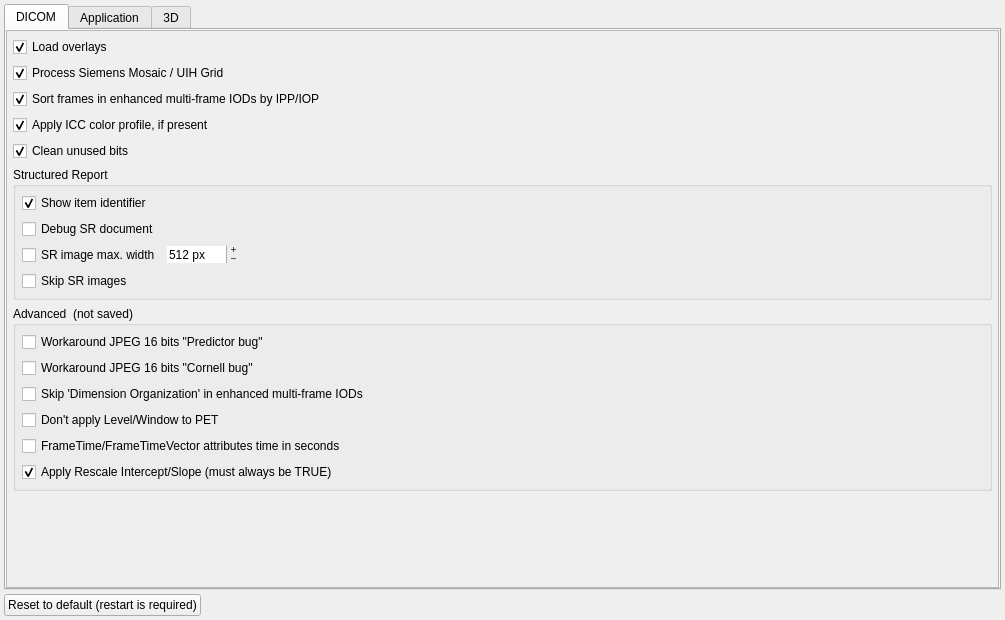
This is GUI/settingswidget.ui in AlizaMedicalImaging/AlizaMS as Qt 5 draws it before an edit. The edited form follows.
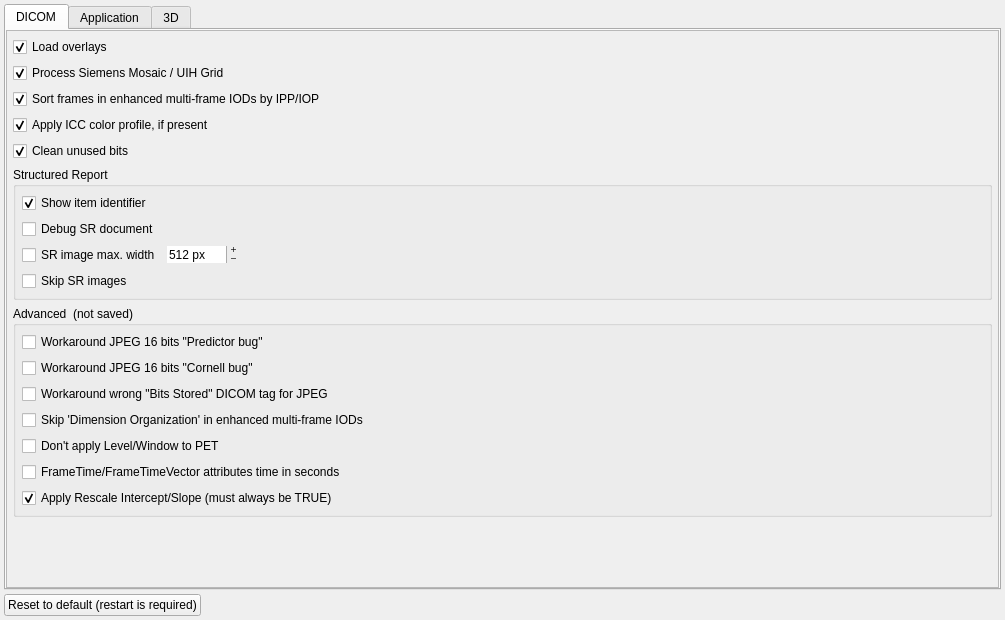
This is the edited form.

Commit message:
Option (s. Settings) to fix wrong Bits Stored for JPEG
encapsulated DICOM files.

```diff
--- a/GUI/settingswidget.ui
+++ b/GUI/settingswidget.ui
@@ -43,8 +43,8 @@
            <rect>
             <x>0</x>
             <y>0</y>
-            <width>977</width>
-            <height>569</height>
+            <width>989</width>
+            <height>554</height>
            </rect>
           </property>
           <layout class="QVBoxLayout" name="verticalLayout_14">
@@ -338,6 +338,22 @@
                 </property>
                </widget>
               </item>
+              <item>
+               <widget class="QCheckBox" name="jpegprec_checkBox">
+                <property name="sizePolicy">
+                 <sizepolicy hsizetype="Expanding" vsizetype="Fixed">
+                  <horstretch>0</horstretch>
+                  <verstretch>0</verstretch>
+                 </sizepolicy>
+                </property>
+                <property name="toolTip">
+                 <string>&lt;html&gt;&lt;head/&gt;&lt;body&gt;&lt;p&gt;Assume that JPEG header is correct and try to fix wrong &lt;span style=&quot; font-style:italic;&quot;&gt;&amp;quot;Bits Stored&amp;quot;&lt;/span&gt; DICOM tag for JPEG encapsulated files.&lt;/p&gt;&lt;/body&gt;&lt;/html&gt;</string>
+                </property>
+                <property name="text">
+                 <string>Workaround wrong &quot;Bits Stored&quot; DICOM tag for JPEG</string>
+                </property>
+               </widget>
+              </item>
               <item>
                <widget class="QCheckBox" name="enh_skip_dim_org_checkBox">
                 <property name="sizePolicy">
```
Left out of the diff: 9 changed lines with no effect on the pictures. The commit also changes 4 other files.
